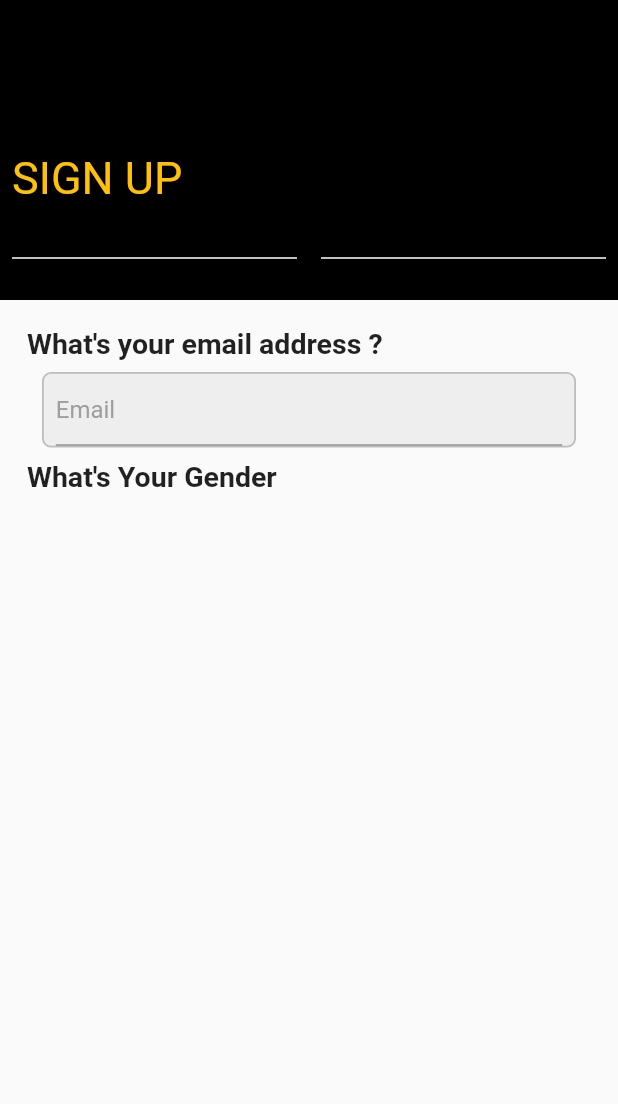
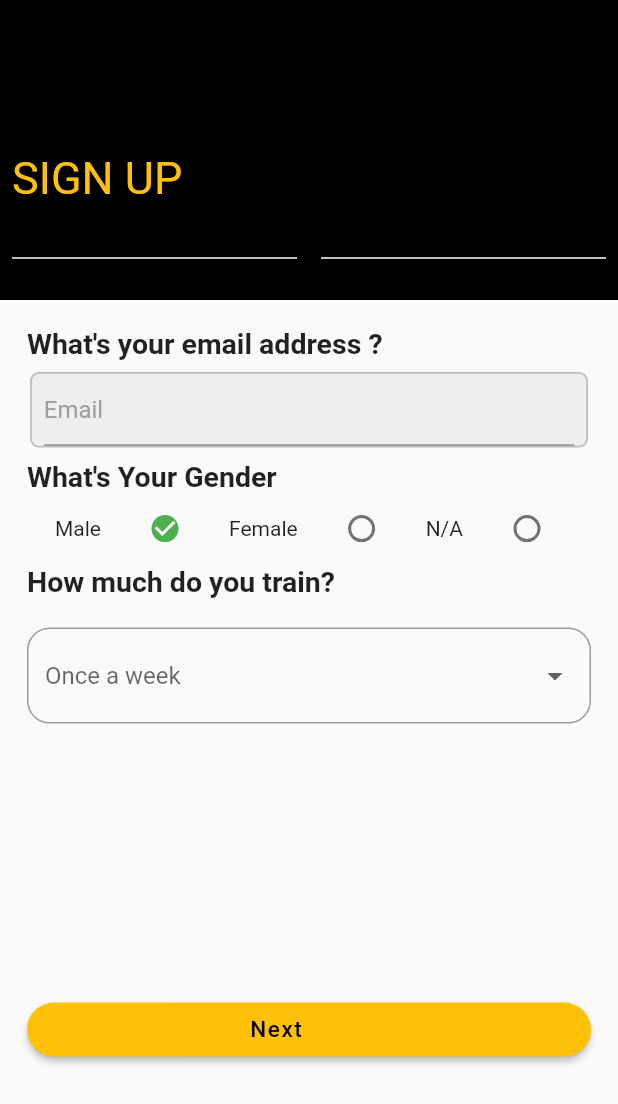
Before and after one commit to najmulmyself/Amplify, a Flutter app: the screen it shows after launch, after a tap on "Sign up with email address", on a phone screen of 412 x 824 dp. Shown: the top 1104 px of the screen. Run offline on Flutter 3.47's test engine with Material 2 defaults, Android fonts, the phone set to English and light mode, and no system bars; missing offline and left inert: dart:ffi.

Commit message:
next fixed

```diff
--- a/lib/screen/button.dart
+++ b/lib/screen/button.dart
@@ -4,8 +4,8 @@ class Button extends StatelessWidget {
   var btnColor;
   var btnBgColor;
   var btnText;
-  var ext;
-  Button({this.btnColor, this.btnText, this.btnBgColor, this.ext});
+  dynamic ext;
+  Button({this.btnColor, this.btnText, this.btnBgColor, this.ext = ''});
 
   @override
   Widget build(BuildContext context) {
@@ -21,10 +21,9 @@ class Button extends StatelessWidget {
       onPressed: () {},
       child: Row(
         children: [
-          ext,
+          ext == null ? Text('') : ext,
           Container(
-            decoration:
-                BoxDecoration(borderRadius: BorderRadius.circular(30)),
+            decoration: BoxDecoration(borderRadius: BorderRadius.circular(30)),
             width: 300,
             child: Center(
               child: Text(
@@ -34,7 +33,8 @@ class Button extends StatelessWidget {
                   fontSize: 15,
                   letterSpacing: 1,
                 ),
-            ),),
+              ),
+            ),
           ),
         ],
       ),
--- a/lib/screen/email_sign_up.dart
+++ b/lib/screen/email_sign_up.dart
@@ -1,13 +1,23 @@
+// import 'dart:html';
+
+import 'package:amplify/screen/button.dart';
 import 'package:amplify/screen/text_field.dart';
 import 'package:flutter/material.dart';
 
-class EmailSignUp extends StatelessWidget {
+class EmailSignUp extends StatefulWidget {
   const EmailSignUp({Key? key}) : super(key: key);
 
   @override
+  State<EmailSignUp> createState() => _EmailSignUpState();
+}
+
+class _EmailSignUpState extends State<EmailSignUp> {
+  @override
   Widget build(BuildContext context) {
     return Scaffold(
-      body: Column(
+      resizeToAvoidBottomInset: false,
+      body: SingleChildScrollView(
+        child: Column(
           crossAxisAlignment: CrossAxisAlignment.start,
           children: [
             Container(
@@ -65,19 +75,96 @@ class EmailSignUp extends StatelessWidget {
                   ),
                   TextFieldWidget(
                     hText: 'Email',
-                  horizontalV: 10,
+                    horizontalV: 2,
                     fieldColor: Colors.grey.shade200,
                     borderColor: Colors.grey.shade400,
                   ),
                   Text(
                     'What\'s Your Gender',
                     style: TextStyle(fontSize: 19, fontWeight: FontWeight.bold),
-                )
+                  ),
+                  Row(
+                    mainAxisAlignment: MainAxisAlignment.spaceEvenly,
+                    children: [
+                      Text('Male'),
+                      Checkbox(
+                        value: true,
+                        activeColor: Colors.green,
+                        // checkColor: Colors.white,
+                        shape: CircleBorder(),
+                        splashRadius: 20,
+                        onChanged: (value) {
+                          // _bigBox = value;
+                          setState(() {});
+                        },
+                      ),
+                      Text('Female'),
+                      Checkbox(
+                        value: false,
+                        // checkColor: Colors.white,
+                        shape: CircleBorder(),
+                        splashRadius: 20,
+                        onChanged: (value) {
+                          // _bigBox = value;
+                          setState(() {});
+                        },
+                      ),
+                      Text('N/A'),
+                      Checkbox(
+                        value: false,
+                        // checkColor: Colors.white,
+                        shape: CircleBorder(),
+                        splashRadius: 20,
+                        onChanged: (value) {
+                          // _bigBox = value;
+                          setState(() {});
+                        },
+                      ),
+                    ],
+                  ),
+                  Text(
+                    'How much do you train?',
+                    style: TextStyle(fontSize: 19, fontWeight: FontWeight.bold),
+                  ),
+                  SizedBox(
+                    height: 20,
+                  ),
+                  DropdownButtonFormField<String>(
+                    focusColor: Colors.transparent,
+                    decoration: InputDecoration(
+                      border: OutlineInputBorder(
+                        borderRadius: BorderRadius.all(
+                          Radius.circular(15),
+                        ),
+                      ),
+                    ),
+                    elevation: 0,
+                    hint: Text('Once a week'),
+                    isExpanded: true,
+                    items: <String>['A', 'B', 'C', 'D'].map((String value) {
+                      return DropdownMenuItem<String>(
+                        value: value,
+                        child: Text(value),
+                      );
+                    }).toList(),
+                    onChanged: (_) {},
+                  ),
+                  SizedBox(
+                    height: 180,
+                  ),
+                  Button(
+                    btnBgColor: Colors.amber,
+                    btnColor: Colors.black,
+                    btnText: 'Next',
+                    // ext: Icon(Icons.abc),
+                    ext: null,
+                  ),
                 ],
               ),
             )
           ],
         ),
+      ),
     );
   }
 }
```
Lines whose indentation alone changed are shown as unchanged.
